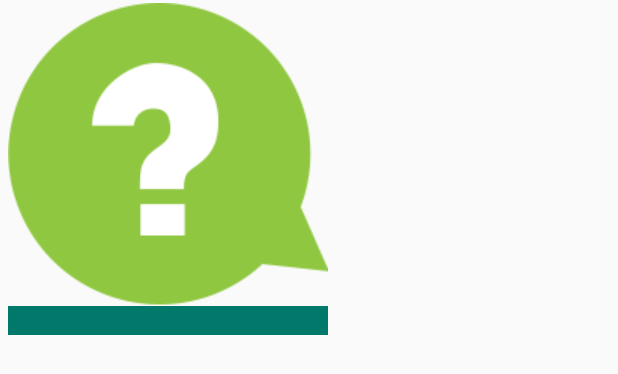
After one commit to Olejek88/AskMaster, an Android app: the layout item_image_text.xml on its own in the app's theme, with its tools: preview values and no code run, on a phone screen of 412 x 824 dp. The commit adds this screen. Shown: the top 374 px of the screen. Run offline under Robolectric (Android 15) with nearby library versions, the phone set to English and light mode, and no system bars.

Commit message:
Изменен раздел галереи

```diff
--- a/app/src/main/AndroidManifest.xml
+++ b/app/src/main/AndroidManifest.xml
@@ -52,7 +52,7 @@
             android:label="@string/activity_user_details"
             android:theme="@style/AppTheme.NoActionBar" />
         <activity
-            android:name=".mvp.profile.ImagesActivity"
+            android:name=".mvp.images.ImagesActivity"
             android:label="@string/activity_images"
             android:theme="@style/AppTheme.NoActionBar" />
         <activity
--- a/app/src/main/java/ru/shtrm/askmaster/mvp/addquestion/AddQuestionFragment.java
+++ b/app/src/main/java/ru/shtrm/askmaster/mvp/addquestion/AddQuestionFragment.java
@@ -20,7 +20,6 @@ import android.support.design.widget.Snackbar;
 import android.support.design.widget.TextInputEditText;
 import android.support.v4.app.Fragment;
 import android.support.v4.content.ContextCompat;
-import android.support.v4.widget.NestedScrollView;
 import android.support.v7.app.AlertDialog;
 import android.support.v7.widget.Toolbar;
 import android.view.LayoutInflater;
@@ -41,7 +40,7 @@ import ru.shtrm.askmaster.R;
 import ru.shtrm.askmaster.data.Image;
 import ru.shtrm.askmaster.data.User;
 import ru.shtrm.askmaster.data.source.local.UsersLocalDataSource;
-import ru.shtrm.askmaster.mvp.PhotoGridAdapter;
+import ru.shtrm.askmaster.mvp.images.ImageGridAdapter;
 import ru.shtrm.askmaster.util.MainUtil;
 
 import static android.app.Activity.RESULT_OK;
@@ -217,7 +216,7 @@ public class AddQuestionFragment extends Fragment
                     image.setDate(new Date());
                     image.setTitle(getResources().getString(R.string.other));
                     images.add(image);
-                    gridView.setAdapter(new PhotoGridAdapter(mainActivityConnector,images));
+                    gridView.setAdapter(new ImageGridAdapter(mainActivityConnector,images));
                     gridView.invalidateViews();
                     if (data!=null && data.getData()!=null) {
                         InputStream inputStream = null;
--- a/app/src/main/java/ru/shtrm/askmaster/mvp/addquestion/AddQuestionPresenter.java
+++ b/app/src/main/java/ru/shtrm/askmaster/mvp/addquestion/AddQuestionPresenter.java
@@ -77,7 +77,7 @@ public class AddQuestionPresenter implements AddQuestionContract.Presenter{
         question.setText(text);
         question.setDate(new Date());
         for (Image image : images) {
-            saveImage(context, image.getTitle(), image.getImageName());
+            saveImage(context, title, image.getImageName());
         }
         question.setImages(imagesDataSource.saveImages(images));
         questionsDataSource.saveQuestion(question);
--- a/app/src/main/java/ru/shtrm/askmaster/mvp/questiondetails/QuestionDetailsAdapter.java
+++ b/app/src/main/java/ru/shtrm/askmaster/mvp/questiondetails/QuestionDetailsAdapter.java
@@ -9,7 +9,6 @@ import android.view.View;
 import android.view.ViewGroup;
 import android.widget.GridView;
 import android.widget.ImageView;
-import android.widget.RelativeLayout;
 import android.widget.TextView;
 
 import java.text.SimpleDateFormat;
@@ -22,7 +21,7 @@ import ru.shtrm.askmaster.R;
 import ru.shtrm.askmaster.component.Timeline;
 import ru.shtrm.askmaster.data.Answer;
 import ru.shtrm.askmaster.data.Question;
-import ru.shtrm.askmaster.mvp.PhotoGridAdapter;
+import ru.shtrm.askmaster.mvp.images.ImageGridAdapter;
 import ru.shtrm.askmaster.util.MainUtil;
 
 public class QuestionDetailsAdapter extends RecyclerView.Adapter<RecyclerView.ViewHolder> {
@@ -74,7 +73,7 @@ public class QuestionDetailsAdapter extends RecyclerView.Adapter<RecyclerView.Vi
             String sDate =
                     new SimpleDateFormat("dd.MM.yy HH:mm", Locale.US).format(aQuestion.getDate());
             vh.textViewDate.setText(sDate);
-            vh.photoGridView.setAdapter(new PhotoGridAdapter(context, aQuestion.getImages()));
+            vh.photoGridView.setAdapter(new ImageGridAdapter(context, aQuestion.getImages()));
             vh.photoGridView.invalidateViews();
         } else {
             Answer item = answers.get(position - 1);
--- a/app/src/main/res/layout/fragment_images.xml
+++ b/app/src/main/res/layout/fragment_images.xml
@@ -1,7 +1,6 @@
 <?xml version="1.0" encoding="utf-8"?>
 
 <android.support.v4.widget.DrawerLayout xmlns:android="http://schemas.android.com/apk/res/android"
-    xmlns:app="http://schemas.android.com/apk/res-auto"
     xmlns:tools="http://schemas.android.com/tools"
     android:id="@+id/drawer_layout"
     android:layout_width="match_parent"
@@ -32,8 +31,6 @@
                 android:layout_height="match_parent"
                 android:horizontalSpacing="2dp"
                 android:numColumns="2"
-                android:paddingEnd="2dp"
-                android:paddingStart="2dp"
                 android:stretchMode="columnWidth"
                 android:verticalSpacing="2dp" />
 
--- /dev/null
+++ b/app/src/main/res/layout/item_image_text.xml
@@ -0,0 +1,31 @@
+<?xml version="1.0" encoding="utf-8"?>
+<LinearLayout xmlns:android="http://schemas.android.com/apk/res/android"
+    android:layout_width="wrap_content"
+    android:layout_height="wrap_content"
+    android:orientation="vertical"
+    android:paddingBottom="2dp"
+    android:paddingTop="2dp">
+
+    <ImageView xmlns:android="http://schemas.android.com/apk/res/android"
+        android:id="@+id/gridViewImage"
+        android:layout_width="wrap_content"
+        android:layout_height="wrap_content"
+        android:adjustViewBounds="true"
+        android:layout_weight="1"
+        android:layout_marginLeft="5dp"
+        android:layout_marginRight="5dp"
+        android:src="@drawable/question"
+        android:contentDescription="@string/app_name" />
+
+    <TextView
+        android:id="@+id/gridViewText"
+        android:layout_width="match_parent"
+        android:layout_height="wrap_content"
+        android:textAlignment="center"
+        android:layout_marginLeft="5dp"
+        android:layout_marginRight="5dp"
+        android:textAppearance="@style/TextAppearance.AppCompat.Body1"
+        android:background="@color/colorPrimaryDark"
+        android:textColor="@color/mdtp_white" />
+
+</LinearLayout>
```
Also changed, not shown: app/src/main/java/ru/shtrm/askmaster/mvp/images/ImageGridWithTextAdapter.java (renamed from app/src/main/java/ru/shtrm/askmaster/mvp/PhotoGridAdapter.java, +10 -4 lines), app/src/main/java/ru/shtrm/askmaster/mvp/images/ImagesFragment.java (+1 -2 lines), app/src/main/res/layout/item_image.xml (+5 -5 lines).
